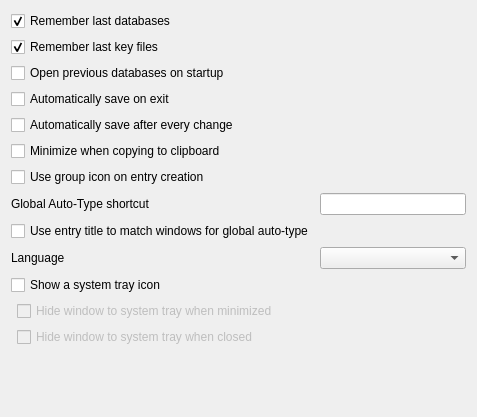
keepassx/keepassx, file src/gui/SettingsWidgetGeneral.ui: the form before one commit.
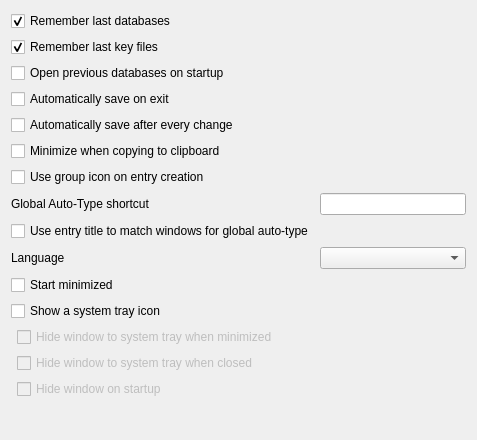
The form after the commit. Custom widgets are drawn as their Qt base class.

Commit message:
Add an option to minimize/hide window on startup
Closes #328

The edit to the form file:
```diff
--- a/src/gui/SettingsWidgetGeneral.ui
+++ b/src/gui/SettingsWidgetGeneral.ui
@@ -7,7 +7,7 @@
     <x>0</x>
     <y>0</y>
     <width>477</width>
-    <height>417</height>
+    <height>440</height>
    </rect>
   </property>
   <layout class="QFormLayout" name="formLayout">
@@ -96,7 +96,7 @@
    <item row="9" column="1">
     <widget class="QComboBox" name="languageComboBox"/>
    </item>
-   <item row="11" column="0" colspan="2">
+   <item row="12" column="0" colspan="2">
     <layout class="QGridLayout" name="systrayGridLayout">
      <item row="0" column="0" colspan="3">
       <widget class="QCheckBox" name="systrayShowCheckBox">
@@ -138,8 +138,25 @@
        </property>
       </widget>
      </item>
+     <item row="4" column="1">
+      <widget class="QCheckBox" name="systrayHideWindowOnStartupCheckBox">
+       <property name="enabled">
+        <bool>false</bool>
+       </property>
+       <property name="text">
+        <string>Hide window on startup</string>
+       </property>
+      </widget>
+     </item>
     </layout>
    </item>
+   <item row="11" column="0">
+    <widget class="QCheckBox" name="startMinimizedCheckBox">
+     <property name="text">
+      <string>Start minimized</string>
+     </property>
+    </widget>
+   </item>
   </layout>
  </widget>
  <customwidgets>
```
The commit also changes 5 other files.
